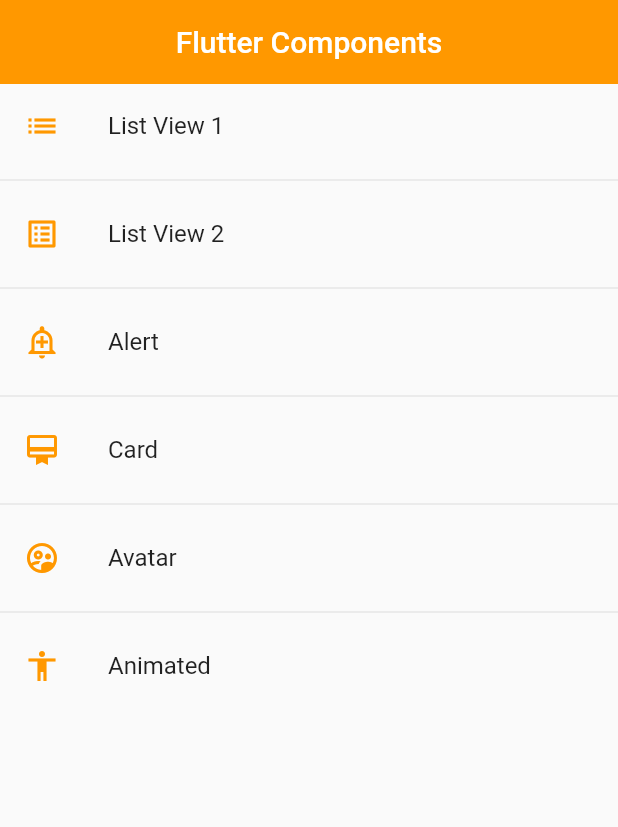
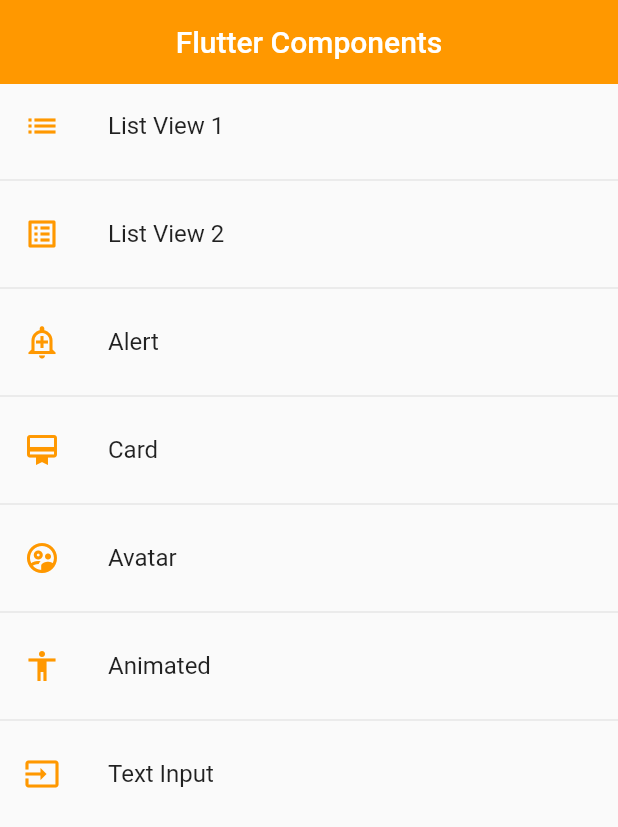
Before and after one commit to LuisRG98/widgets, a Flutter app: the screen it shows after launch, on a phone screen of 412 x 824 dp. Shown: the top 827 px of the screen. Run offline on Flutter 3.47's test engine with Material 2 defaults, Android fonts, the phone set to English and light mode, and no system bars.

Commit message:
form input added

```diff
--- a/lib/router/app_routes.dart
+++ b/lib/router/app_routes.dart
@@ -49,6 +49,12 @@ class AppRoutes {
       name: 'Animated',
       screen: const AnimatedScreen(),
     ),
+    MenuOption(
+      route: 'input',
+      icon: Icons.input,
+      name: 'Text Input',
+      screen: const InputScreen(),
+    ),
   ];
 
   static Map<String, Widget Function(BuildContext)> getAppRoutes() {
--- a/lib/screens/screens.dart
+++ b/lib/screens/screens.dart
@@ -5,3 +5,4 @@ export 'package:widgets/screens/alert_screen.dart';
 export 'package:widgets/screens/card_screen.dart';
 export 'package:widgets/screens/avatar_screen.dart';
 export 'package:widgets/screens/animated_screen.dart';
+export 'package:widgets/screens/inputs_screen.dart';
--- a/lib/theme/app_theme.dart
+++ b/lib/theme/app_theme.dart
@@ -25,5 +25,24 @@ class AppTheme {
         style: ElevatedButton.styleFrom(
             backgroundColor: primary,
             shape: const StadiumBorder(),
-              elevation: 0)));
+            elevation: 0)),
+
+    inputDecorationTheme: const InputDecorationTheme(
+      floatingLabelStyle: TextStyle(color: primary),
+      enabledBorder: OutlineInputBorder(
+        borderSide: BorderSide(color: primary),
+        borderRadius: BorderRadius.only(
+            bottomLeft: Radius.circular(10), topRight: Radius.circular(10)),
+      ),
+      focusedBorder: OutlineInputBorder(
+        borderSide: BorderSide(color: primary),
+        borderRadius: BorderRadius.only(
+            bottomLeft: Radius.circular(10), topRight: Radius.circular(10)),
+      ),
+      border: OutlineInputBorder(
+        borderRadius: BorderRadius.only(
+            bottomLeft: Radius.circular(10), topRight: Radius.circular(10)),
+      ),
+    ),
+  );
 }
--- a/lib/widgets/widgets.dart
+++ b/lib/widgets/widgets.dart
@@ -1,2 +1,3 @@
 export 'package:widgets/widgets/custom_card_type1.dart';
 export 'package:widgets/widgets/custom_card_type2.dart';
+export 'package:widgets/widgets/custom_input_field.dart';
```
Also changed, not shown: lib/screens/inputs_screen.dart (added, +87 -0 lines), lib/widgets/custom_input_field.dart (added, +51 -0 lines). Lines whose indentation alone changed are shown as unchanged.
